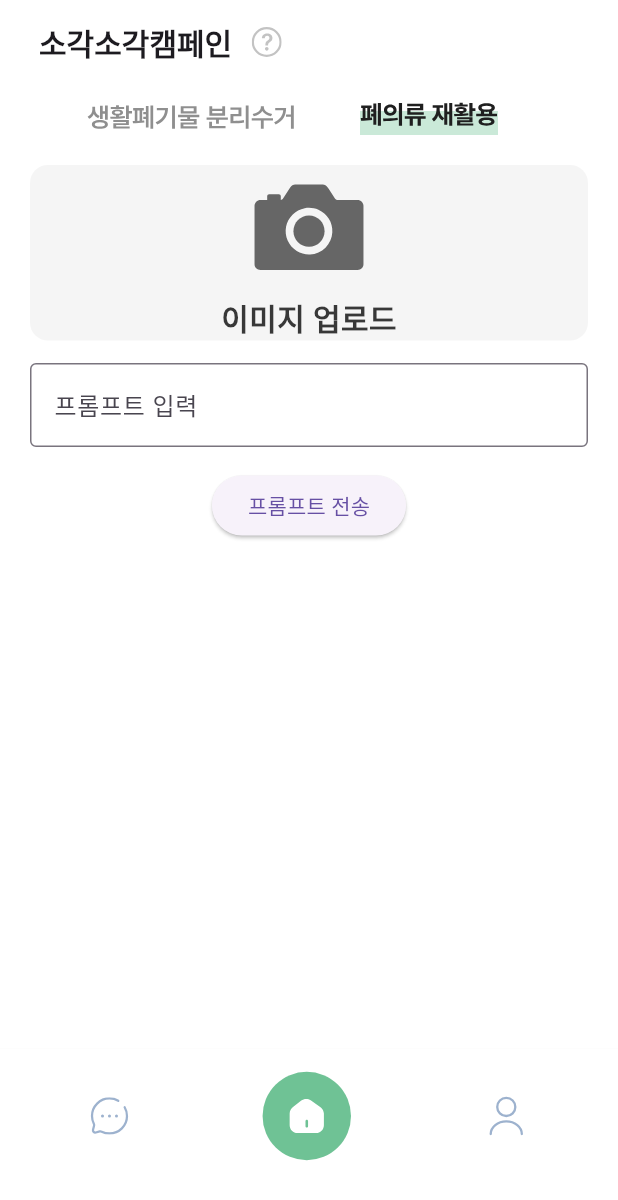
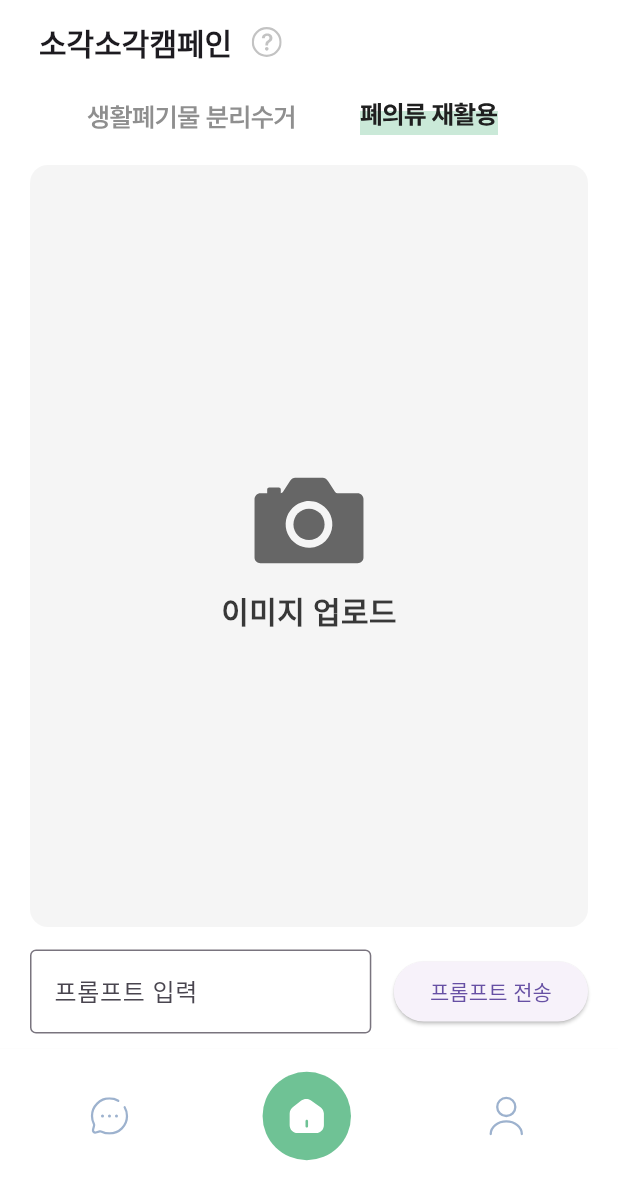
Before and after one commit to cherrie-k/K-HTML-Flutter, a Flutter app: the CampaignPage screen opened by its route, after a tap on an icon or button, on a phone screen of 412 x 824 dp. Shown: the top 1200 px of the screen. Run offline on Flutter 3.47's test engine with Material 3 defaults, Android fonts, the phone set to English and light mode, and no system bars; our stand-ins replace flutter_svg, image_picker; Roboto replaces fonts that are missing (Pretendard); project files that could hold a hidden picture were left out.

Commit message:
[Feat] Wasted Recycling done

```diff
--- a/lib/campaign/campaign_page.dart
+++ b/lib/campaign/campaign_page.dart
@@ -17,6 +17,7 @@ class CampaignPage extends StatefulWidget {
 class _CampaignPageState extends State<CampaignPage> {
   XFile? file;
   String explanation = '';
+  String? imageUrl;
   bool trashClicked = true;
   TextEditingController promptController = TextEditingController();
 
@@ -74,6 +75,12 @@ class _CampaignPageState extends State<CampaignPage> {
         if (response.statusCode == 200) {
           var responseData = await response.stream.bytesToString();
           print("서버로부터 받은 응답: $responseData");  // 터미널에 응답 출력
+          setState(() {
+            if (responseData.startsWith('"') && responseData.endsWith('"')) {
+              responseData = responseData.substring(1, responseData.length - 1);
+            }
+            imageUrl = responseData;
+          });
         } else {
           print('이미지와 프롬프트 전송에 실패했습니다. 상태 코드: ${response.statusCode}');
         }
@@ -89,6 +96,7 @@ class _CampaignPageState extends State<CampaignPage> {
         setState(() {
           file = image;
           explanation = 'loading ...';
+          imageUrl = null; // Reset the imageUrl when a new image is picked
           if (trashClicked) {
             _getRecycleExplanation(image);
           }
@@ -101,6 +109,7 @@ class _CampaignPageState extends State<CampaignPage> {
     setState(() {
       trashClicked = !trashClicked;
       file = null;
+      imageUrl = null; // Reset the imageUrl when switching menus
     });
     print(trashClicked);
   }
@@ -305,8 +314,31 @@ class _CampaignPageState extends State<CampaignPage> {
                 )
                     : Column(
                   children: [
-                    (file != null)
+                    (imageUrl != null)
                         ? Expanded(
+                      child: GestureDetector(
+                        onTap: _pickImage,
+                        child: Container(
+                          decoration: BoxDecoration(
+                            borderRadius: BorderRadius.circular(12.0),
+                          ),
+                          child: ClipRRect(
+                            borderRadius: BorderRadius.circular(12.0),
+                            child: Container(
+                              width: double.infinity,
+                              child: Image.network(
+                                imageUrl!,
+                                fit: BoxFit.cover,
+                              ),
+                            ),
+                          ),
+                        ),
+                      ),
+                    )
+                        : (file != null)
+                        ? Expanded(
+                      child: GestureDetector(
+                        onTap: _pickImage,
                         child: Container(
                           decoration: BoxDecoration(
                             borderRadius: BorderRadius.circular(12.0),
@@ -322,8 +354,10 @@ class _CampaignPageState extends State<CampaignPage> {
                             ),
                           ),
                         ),
+                      ),
                     )
-                        : Container(
+                        : Expanded(
+                      child: Container(
                         decoration: BoxDecoration(
                           color: Color(0xFFF5F5F5),
                           borderRadius: BorderRadius.circular(12.0),
@@ -352,18 +386,25 @@ class _CampaignPageState extends State<CampaignPage> {
                           ),
                         ),
                       ),
+                    ),
                     SizedBox(height: 15,),
-                    TextField(
+                    Row(
+                      children: [
+                        Expanded(
+                          child: TextField(
                             controller: promptController,
                             decoration: InputDecoration(
                               labelText: '프롬프트 입력',
                               border: OutlineInputBorder(),
                             ),
                           ),
-                    SizedBox(height: 15,),
+                        ),
+                        SizedBox(width: 15,),
                         ElevatedButton(
                           onPressed: _submitPrompt,
                           child: Text('프롬프트 전송'),
+                        ),
+                      ],
                     ),
                   ],
                 ),
```
Lines whose indentation alone changed are shown as unchanged.
